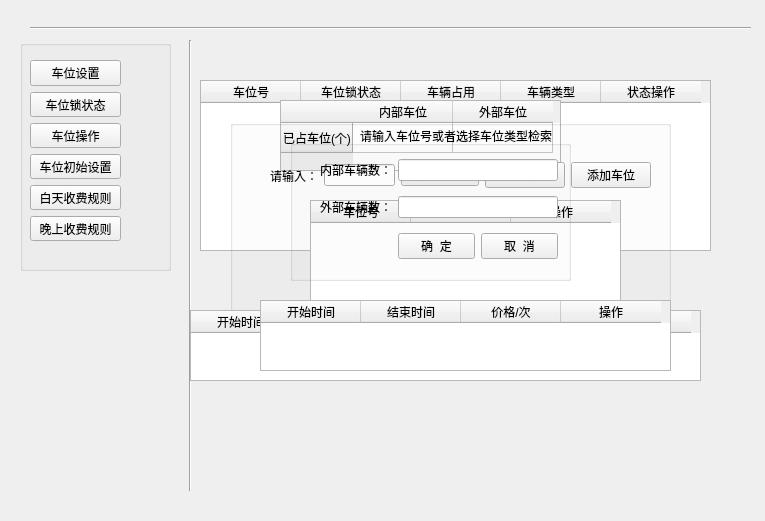
This is Python_tensorflow_LicensePlate/front/seatManage.ui in handsomeyaqiang/plate_number_of_company_parking_lot as Qt 5 draws it before an edit. The edited form follows.
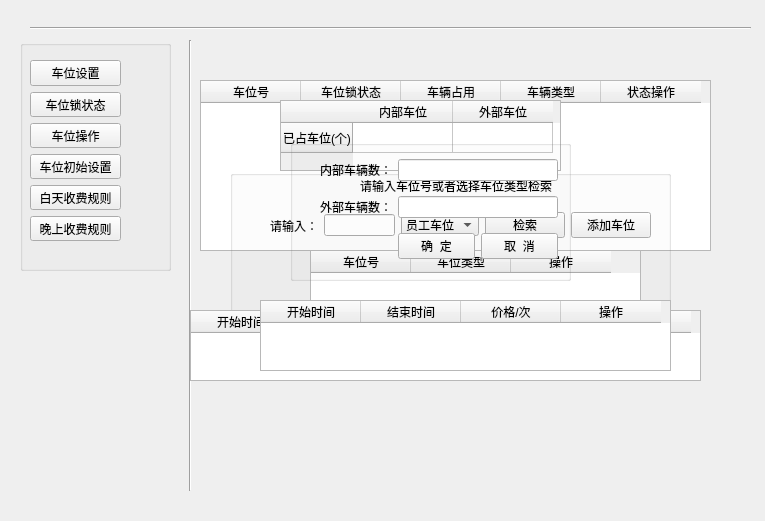
This is the edited form.

Patch:
```diff
--- a/Python_tensorflow_LicensePlate/front/seatManage.ui
+++ b/Python_tensorflow_LicensePlate/front/seatManage.ui
@@ -183,7 +183,7 @@
    <property name="geometry">
     <rect>
      <x>230</x>
-     <y>120</y>
+     <y>170</y>
      <width>441</width>
      <height>211</height>
     </rect>
@@ -196,7 +196,7 @@
      <rect>
       <x>80</x>
       <y>80</y>
-      <width>311</width>
+      <width>331</width>
       <height>111</height>
      </rect>
     </property>
```
